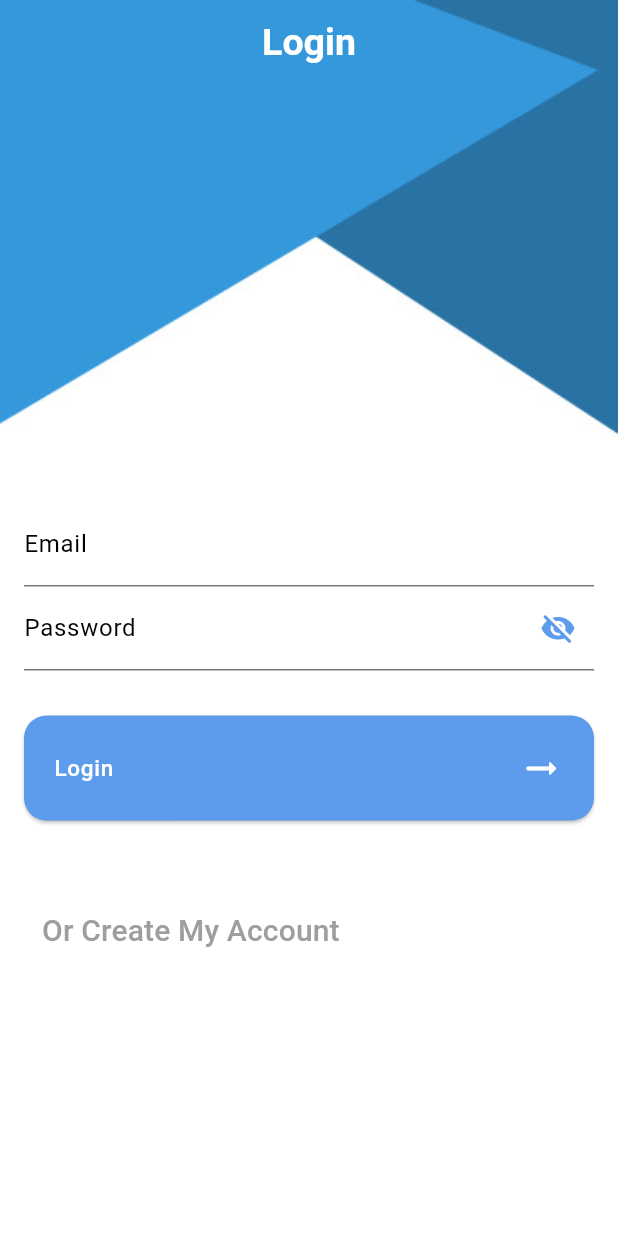
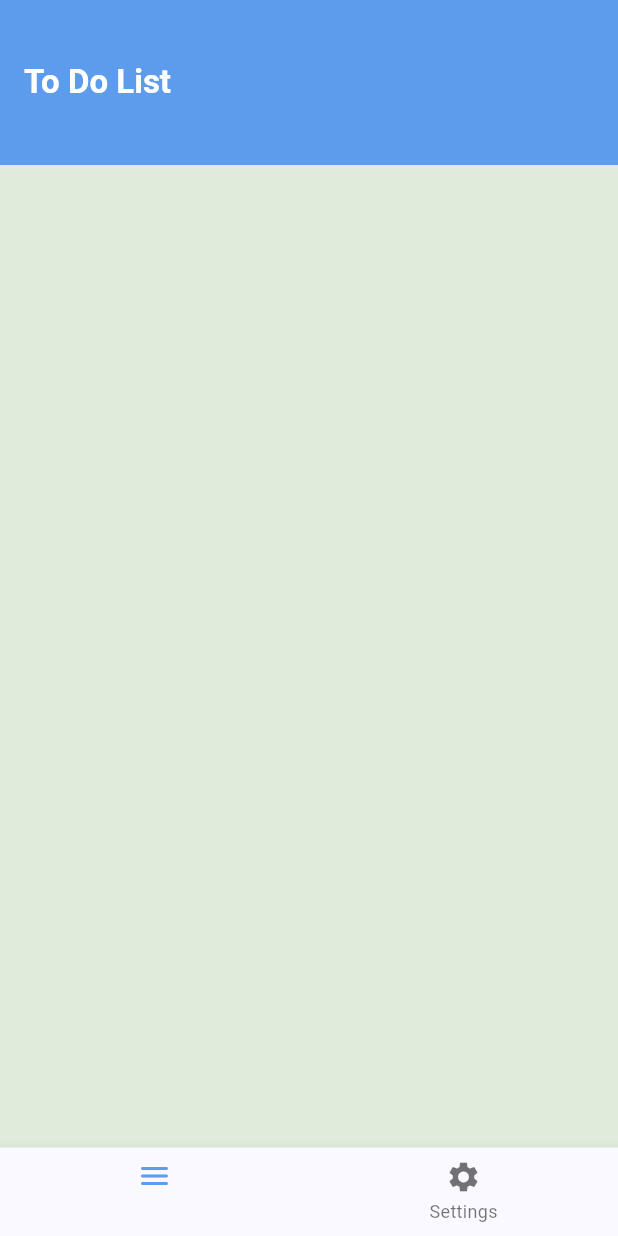
Before and after one commit to ahmedemad1603/ToDo-App, a Flutter app: the screen it shows after launch, on a phone screen of 412 x 824 dp. Run offline on Flutter 3.47's test engine with Material 3 defaults, Android fonts, the phone set to English and light mode, and no system bars; our stand-ins replace firebase_auth, firebase_core; accounts and stored records are empty; generated files the repository leaves out were written again.

Commit message:
+ Finished Login Authentication using Email and Password + Started designing the home screen

```diff
--- /dev/null
+++ b/lib/firebase_error_codes.dart
@@ -0,0 +1,4 @@
+const String weakPassword = "weak-password";
+const String usedEmail = 'email-already-in-use';
+const String userNotFound = 'user-not-found';
+const String wrongPassword = 'wrong-password';
--- a/lib/main.dart
+++ b/lib/main.dart
@@ -1,10 +1,17 @@
 import 'package:flutter/material.dart';
 import 'package:todo_app/style/application_style/app_style.dart';
+import 'package:todo_app/ui/home_screen/home_screen.dart';
 import 'package:todo_app/ui/login_screen/login_screen.dart';
 import 'package:todo_app/ui/register_screen/register_screen.dart';
+import 'package:firebase_core/firebase_core.dart';
+import 'firebase_options.dart';
 
-void main()
+void main() async
 {
+  WidgetsFlutterBinding.ensureInitialized();
+  await Firebase.initializeApp(
+    options: DefaultFirebaseOptions.currentPlatform,
+  );
   runApp(const MyApp());
 }
 
@@ -22,9 +29,10 @@ class MyApp extends StatelessWidget
       theme: AppStyle.lightTheme,
       routes: {
         LoginScreen.routeName: (_) => LoginScreen(),
-        RegisterScreen.routeName: (_) => RegisterScreen()
+        RegisterScreen.routeName: (_) => RegisterScreen(),
+        HomeScreen.routeName: (_) => HomeScreen()
       },
-      initialRoute: LoginScreen.routeName,
+      initialRoute: HomeScreen.routeName,
     );
   }
 }
--- a/lib/style/application_style/app_style.dart
+++ b/lib/style/application_style/app_style.dart
@@ -5,11 +5,21 @@ class AppStyle
   static Color lightPrimaryColor = const Color(0xff5D9CEC);
 
   static ThemeData lightTheme = ThemeData(
+    scaffoldBackgroundColor: const Color(0xffDFECDB),
+    appBarTheme: AppBarTheme(
+      color: lightPrimaryColor,
+      toolbarHeight: 110,
+      titleTextStyle: const TextStyle(
+        fontSize: 22,
+        color: Colors.white,
+        fontWeight: FontWeight.w700
+      )
+    ),
     colorScheme: ColorScheme.fromSeed(
         seedColor: lightPrimaryColor,
         primary: lightPrimaryColor
     ),
-    textTheme: TextTheme(
+    textTheme: const TextTheme(
       labelSmall: TextStyle(color: Colors.white, fontSize: 15)
     ),
     useMaterial3: true,
--- a/lib/style/reusable_components/custom_form_field.dart
+++ b/lib/style/reusable_components/custom_form_field.dart
@@ -55,7 +55,10 @@ class _CustomFormFieldState extends State<CustomFormField> {
                 ),
                 color: Theme.of(context).colorScheme.primary,
             )
-                : null
+                : null,
+            focusedBorder: const UnderlineInputBorder(
+              borderSide: BorderSide(color: Colors.blue)
+            )
           )
     );
   }
--- /dev/null
+++ b/lib/ui/home_screen/home_screen.dart
@@ -0,0 +1,30 @@
+import 'package:flutter/material.dart';
+
+class HomeScreen extends StatelessWidget
+{
+  static const String routeName = "HomeScreen";
+
+  const HomeScreen({super.key});
+
+  @override
+  Widget build(BuildContext context)
+  {
+    return Scaffold(
+      appBar: AppBar(
+        title: Text("To Do List")
+      ),
+      bottomNavigationBar: BottomNavigationBar(
+        items: const [
+          BottomNavigationBarItem(
+              icon: Icon(Icons.menu_rounded),
+              label: ""
+          ),
+          BottomNavigationBarItem(
+              icon: Icon(Icons.settings),
+              label: "Settings"
+          )
+        ]
+      ),
+    );
+  }
+}
--- a/pubspec.yaml
+++ b/pubspec.yaml
@@ -35,6 +35,9 @@ dependencies:
   # The following adds the Cupertino Icons font to your application.
   # Use with the CupertinoIcons class for iOS style icons.
   cupertino_icons: ^1.0.2
+  firebase_core: ^2.24.2
+  firebase_auth: ^4.16.0
+  google_fonts: ^6.2.0
 
 dev_dependencies:
   flutter_test:
```
Also changed, not shown: lib/style/dialogue_utils/dialogue_utils.dart (added, +38 -0 lines), lib/ui/login_screen/login_screen.dart (+50 -4 lines), lib/ui/register_screen/register_screen.dart (+68 -4 lines), pubspec.lock, 5 other files.
